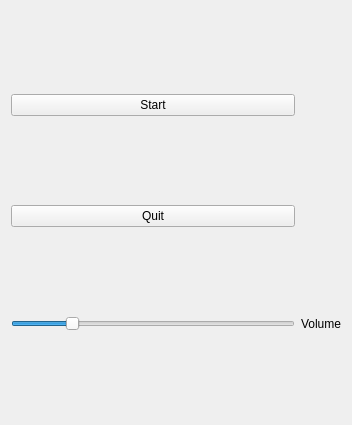
The window that src/3rdparty/games/qtcapra/qtcapra.ui (giotti/qtmoko) describes before a commit, drawn with Qt 5.
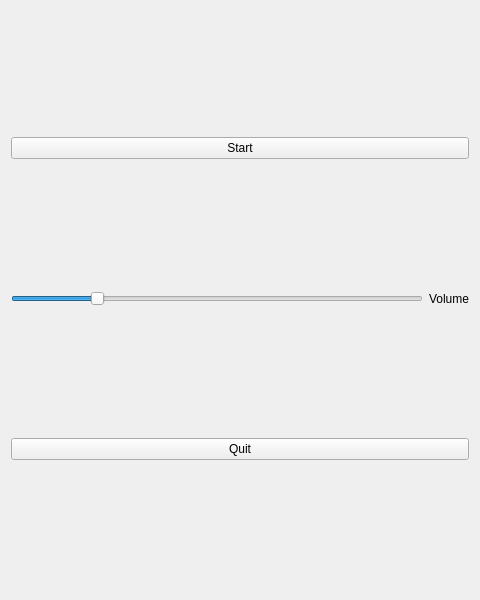
The same window after the commit.

Commit message: Really good.

The edit to the form file:
```diff
--- a/src/3rdparty/games/qtcapra/qtcapra.ui
+++ b/src/3rdparty/games/qtcapra/qtcapra.ui
@@ -6,22 +6,29 @@
    <rect>
     <x>0</x>
     <y>0</y>
-    <width>352</width>
-    <height>425</height>
+    <width>480</width>
+    <height>600</height>
    </rect>
   </property>
   <property name="windowTitle">
    <string>Form</string>
   </property>
   <layout class="QGridLayout" name="gridLayout">
-   <item row="2" column="1">
-    <widget class="QLabel" name="label">
+   <item row="0" column="0" colspan="2">
+    <widget class="QPushButton" name="startButton">
      <property name="text">
-      <string>Volume</string>
+      <string>Start</string>
      </property>
     </widget>
    </item>
-   <item row="2" column="0">
+   <item row="2" column="0" colspan="2">
+    <widget class="QPushButton" name="quitButton">
+     <property name="text">
+      <string>Quit</string>
+     </property>
+    </widget>
+   </item>
+   <item row="1" column="0">
     <widget class="QSlider" name="volume">
      <property name="maximum">
       <number>250</number>
@@ -34,17 +41,10 @@
      </property>
     </widget>
    </item>
-   <item row="0" column="0">
-    <widget class="QPushButton" name="startButton">
+   <item row="1" column="1">
+    <widget class="QLabel" name="label">
      <property name="text">
-      <string>Start</string>
-     </property>
-    </widget>
-   </item>
-   <item row="1" column="0">
-    <widget class="QPushButton" name="quitButton">
-     <property name="text">
-      <string>Quit</string>
+      <string>Volume</string>
      </property>
     </widget>
    </item>
```
The commit also changes 2 other files.
